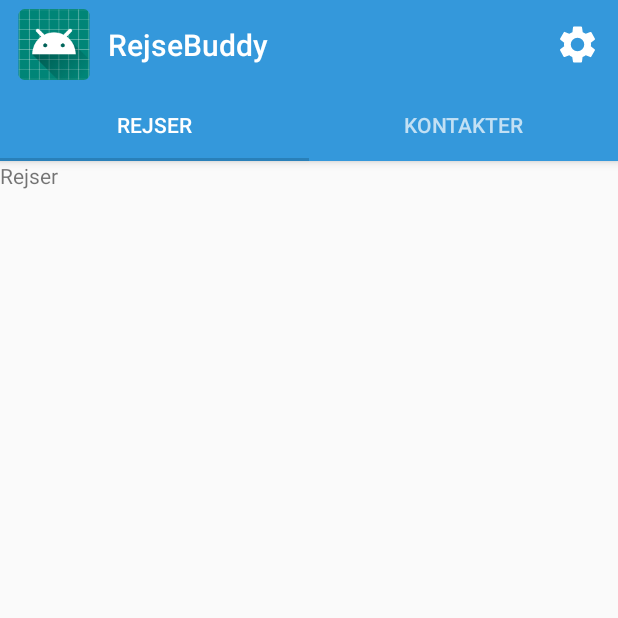
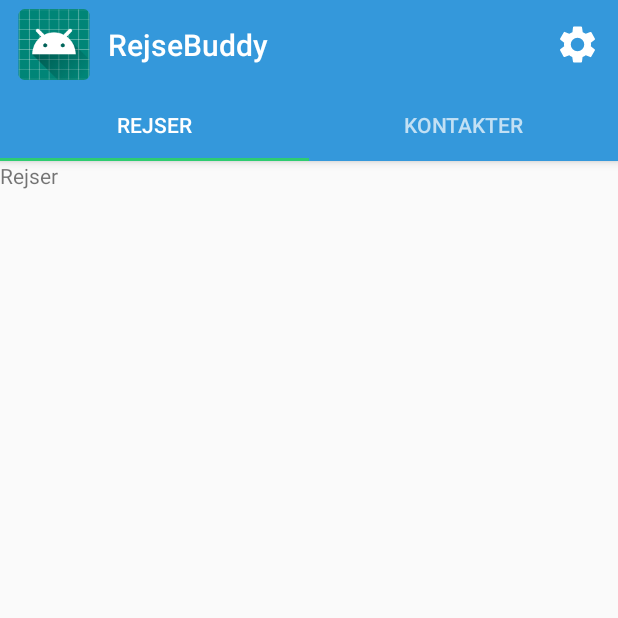
Before and after one commit to Prepager/RejseBuddy, an Android app: the screen it shows after launch (MainActivity), on a phone screen of 412 x 824 dp, the top half of it. Run offline under Robolectric (Android 15) with nearby library versions, the phone set to English and light mode, and no system bars; our stand-ins replace Room's generated code; 2 statements that could not run were skipped.

Commit message:
Changed tab accent to green

```diff
--- a/app/src/main/res/values/colors.xml
+++ b/app/src/main/res/values/colors.xml
@@ -2,5 +2,5 @@
 <resources>
     <color name="colorPrimary">#3498db</color>
     <color name="colorPrimaryDark">#2980b9</color>
-    <color name="colorAccent">#2980b9</color>
+    <color name="colorAccent">#2ecc71</color>
 </resources>
```
